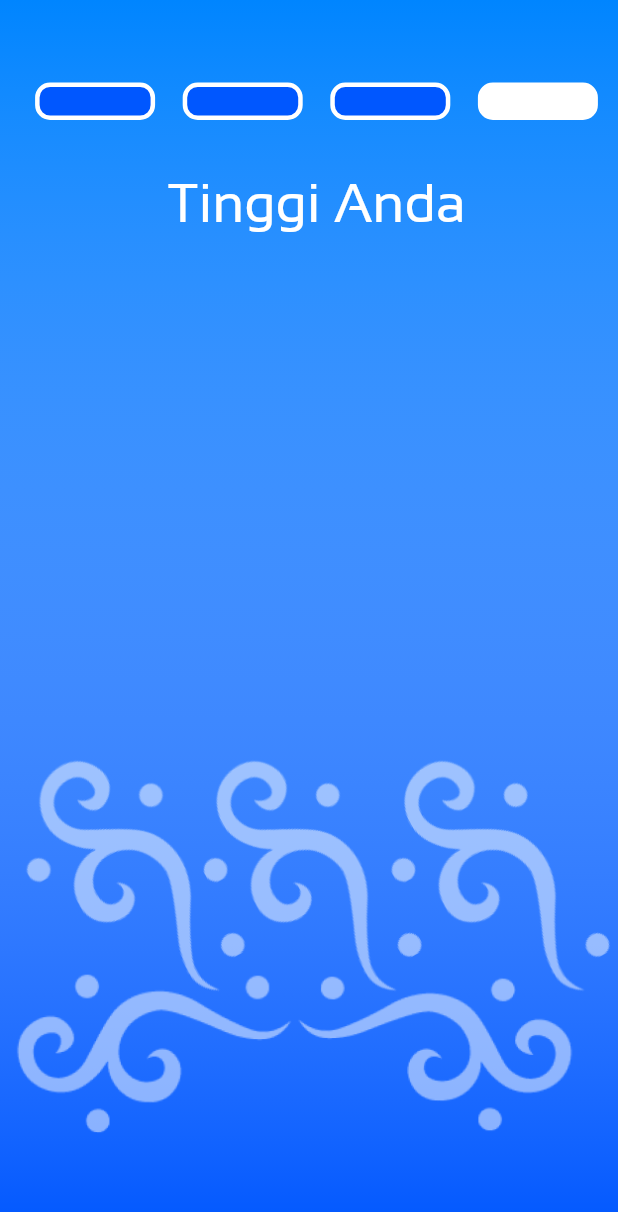
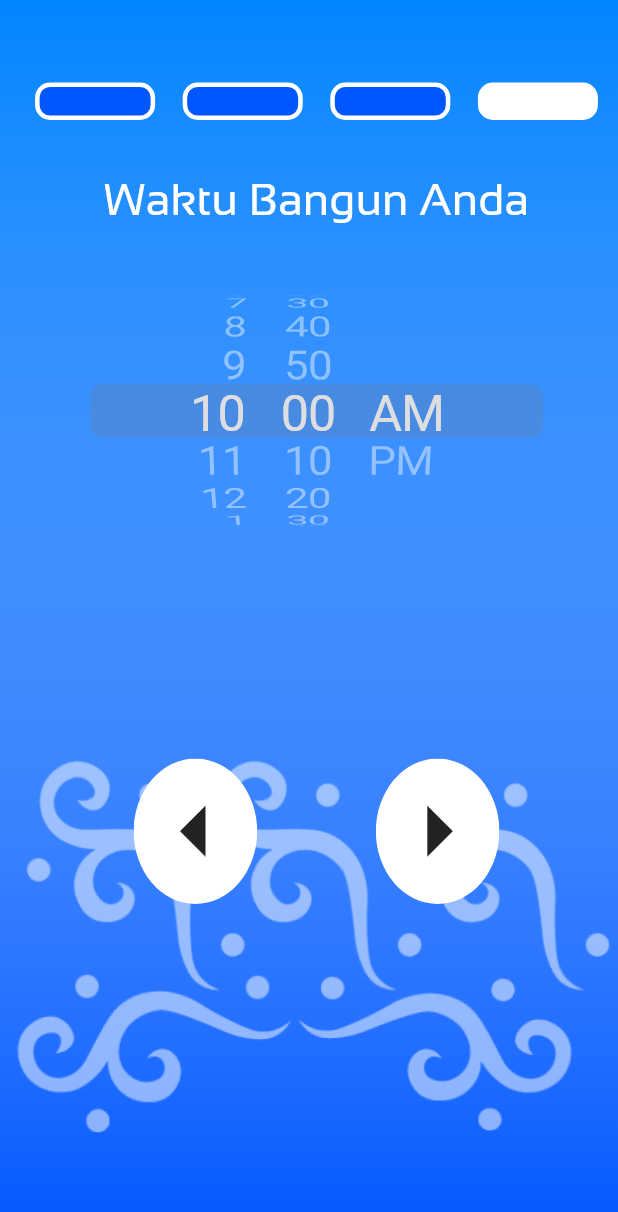
Before and after one commit to hansrichard2000/asupan_app, a Flutter app: the Bangun screen opened by its route, on a phone screen of 412 x 824 dp. Shown: the top 1212 px of the screen. Run offline on Flutter 3.47's test engine with Material 2 defaults, Android fonts, the phone set to English and light mode, and no system bars; our stand-ins replace cloud_firestore, email_validator, equatable, firebase_auth, firebase_core, flutter_spinkit and 4 more; missing offline and left inert: dart:ffi; accounts and stored records are empty.

Commit message:
Apply TimePicker

```diff
--- a/lib/ui/pages/bangun.dart
+++ b/lib/ui/pages/bangun.dart
@@ -10,6 +10,7 @@ class _BangunState extends State<Bangun> {
   @override
   Widget build(BuildContext context) {
     final size = MediaQuery.of(context).size;
+    final buttonSize = size.width / 5;
     return Scaffold(
       resizeToAvoidBottomInset: false,
       body: Container(
@@ -107,8 +108,60 @@ class _BangunState extends State<Bangun> {
                     height: 30,
                   ),
                   Container(
-                      child: Text("Tinggi Anda",
-                          style: TextStyle(fontSize: 36, color: Colors.white)))
+                      child: Text("Waktu Bangun Anda",
+                          style: TextStyle(fontSize: 30, color: Colors.white))),
+                  SizedBox(
+                    height: 35,
+                  ),
+                  TimePicker(),
+                  SizedBox(
+                    height: size.height / 7,
+                  ),
+                  Center(
+                    child: Row(
+                      mainAxisAlignment: MainAxisAlignment.spaceEvenly,
+                      children: <Widget>[
+                        ClipOval(
+                          child: Material(
+                            color: Colors.white, // button color
+                            child: InkWell(
+                              child: SizedBox(
+                                  width: size.width / 5,
+                                  height: size.height / 8.5,
+                                  child: Icon(
+                                    Icons.arrow_left,
+                                    size: buttonSize,
+                                  )),
+                              onTap: () {
+                                Navigator.pushReplacementNamed(
+                                    context, Databerat.routeName);
+                              },
+                            ),
+                          ),
+                        ),
+                        ClipOval(
+                          child: Material(
+                            color: Colors.white, // button color
+                            child: InkWell(
+                              splashColor:
+                                  Colors.blueAccent[700], // inkwell color
+                              child: SizedBox(
+                                  width: size.width / 5,
+                                  height: size.height / 8.5,
+                                  child: Icon(
+                                    Icons.arrow_right,
+                                    size: buttonSize,
+                                  )),
+                              onTap: () {
+                                Navigator.pushReplacementNamed(
+                                    context, Tidur.routeName);
+                              },
+                            ),
+                          ),
+                        )
+                      ],
+                    ),
+                  ),
                 ],
               ),
             ),
--- /dev/null
+++ b/lib/ui/widgets/timepicker.dart
@@ -0,0 +1,83 @@
+part of 'widgets.dart';
+
+class TimePicker extends StatefulWidget {
+  const TimePicker();
+  @override
+  _TimePickerState createState() => _TimePickerState();
+}
+
+class _TimePickerState extends State<TimePicker> {
+  DateTime dateTime = DateTime.now();
+
+  @override
+  void initState() {
+    super.initState();
+    dateTime = getDateTime();
+  }
+
+  @override
+  Widget build(BuildContext context) {
+    return Center(
+      child: Column(
+        mainAxisAlignment: MainAxisAlignment.center,
+        children: <Widget>[
+          buildTimePicker(),
+          const SizedBox(
+            height: 24,
+          ),
+          // Container(
+          //   margin: EdgeInsets.fromLTRB(0, 0, 0, 20),
+          //   child: ElevatedButton(
+          //     onPressed: () {
+
+          //     },
+          //     child: Text(
+          //       "SIMPAN",
+          //       textAlign: TextAlign.center,
+          //       style: TextStyle(
+          //         fontFamily: "Sansation",
+          //         fontSize: 20,
+          //         fontWeight: FontWeight.w700,
+          //         color: Color(0xFF0057FF),
+          //       ),
+          //     ),
+          //     style: ElevatedButton.styleFrom(
+          //         shape: RoundedRectangleBorder(
+          //             borderRadius: BorderRadius.circular(12)),
+          //         primary: Colors.white,
+          //         elevation: 4,
+          //         padding: EdgeInsets.fromLTRB(70, 5, 70, 5)),
+          //   ),
+          // ),
+        ],
+      ),
+    );
+  }
+
+  Widget buildTimePicker() => SizedBox(
+        height: 180,
+        child: CupertinoTheme(
+          data: CupertinoThemeData(
+            textTheme: CupertinoTextThemeData(
+                dateTimePickerTextStyle: TextStyle(fontSize: 30)),
+            brightness: Brightness.dark,
+            primaryContrastingColor: Colors.white,
+            barBackgroundColor: Colors.white,
+          ),
+          child: CupertinoDatePicker(
+            initialDateTime: dateTime,
+            mode: CupertinoDatePickerMode.time,
+            minuteInterval: 10,
+            //use24hFormat: true,
+            onDateTimeChanged: (dateTime) =>
+                setState(() => this.dateTime = dateTime),
+          ),
+        ),
+      );
+
+  DateTime getDateTime() {
+    final now = DateTime.now();
+
+    return DateTime(now.year, now.month, now.day, now.hour, 0);
+  }
+}
--- a/lib/ui/widgets/widgets.dart
+++ b/lib/ui/widgets/widgets.dart
@@ -6,3 +6,4 @@ import 'package:flutter/cupertino.dart';
 part 'textfield.dart';
 part 'wave.dart';
 part 'clipper.dart';
+part 'timepicker.dart';
```
Also changed, not shown: lib/ui/pages/tidur.dart (+54 -1 lines).
